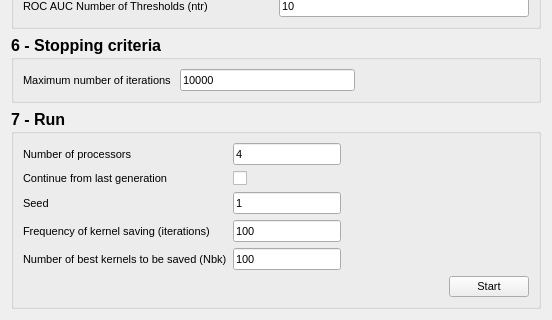
Before: the Qt Designer form dialog.ui in alessioderango/SAKe, drawn with Qt 5; both pictures show x 0 to 552 and y 724 to 1044 of the 552 by 1044 pixel window.
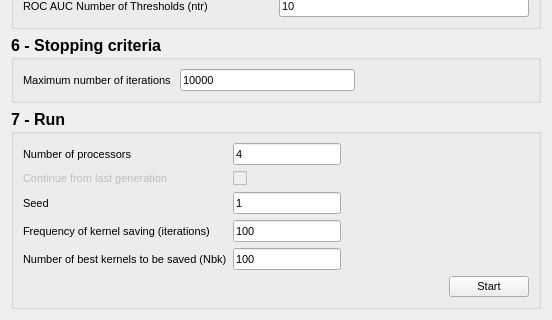
After: the same form once the commit is applied.

```diff
--- a/dialog.ui
+++ b/dialog.ui
@@ -1230,6 +1230,9 @@
           </item>
           <item row="1" column="1">
            <widget class="QCheckBox" name="checkBoxContinueFromLastGen">
+            <property name="enabled">
+             <bool>false</bool>
+            </property>
             <property name="font">
              <font>
               <pointsize>8</pointsize>
@@ -1261,6 +1264,9 @@
           </item>
           <item row="1" column="0">
            <widget class="QLabel" name="label_25">
+            <property name="enabled">
+             <bool>false</bool>
+            </property>
             <property name="font">
              <font>
               <pointsize>8</pointsize>
```
